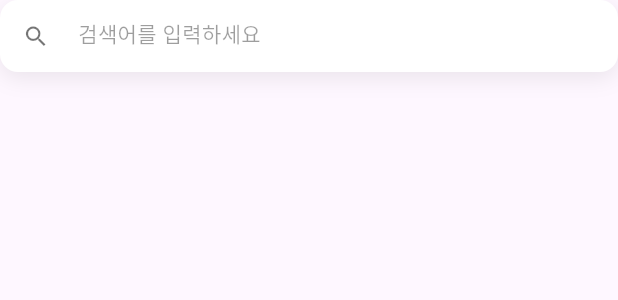
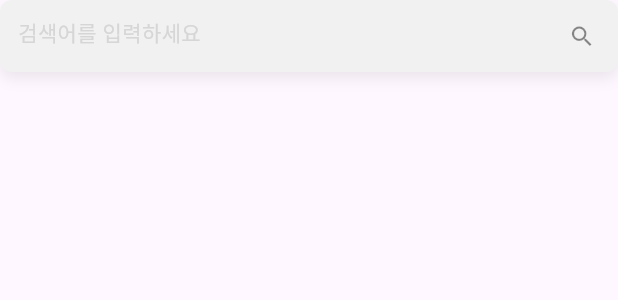
Before and after one commit to InteriorAPP-Warmheart/interiorapp_flutter_client, a Flutter app: the AppSearchBar widget shown alone on an empty page, opened directly, on a phone screen of 412 x 824 dp. Shown: the top 300 px of the screen. Run offline on Flutter 3.47's test engine with Material 3 defaults, Android fonts, the phone set to English and light mode, and no system bars; our stand-ins replace carousel_slider, flutter_riverpod, flutter_screenutil, go_router; network calls fail; Roboto replaces fonts that are missing (Pretendard).

Commit message:
통합검색창 기초 UI 완료

```diff
--- a/lib/components/components_widget/app_searchbar.dart
+++ b/lib/components/components_widget/app_searchbar.dart
@@ -4,33 +4,49 @@ class AppSearchBar extends StatelessWidget {
   const AppSearchBar({
     super.key,
     this.controller,
+    this.focusNode,
     this.hintText = '검색어를 입력하세요',
     this.onChanged,
     this.onSubmitted,
     this.onClear,
+    this.onFocusChanged,
     this.autofocus = false,
+    this.widthRatio,
+    this.heightRatio,
   });
 
   final TextEditingController? controller;
+  final FocusNode? focusNode;
   final String hintText;
   final ValueChanged<String>? onChanged;
   final ValueChanged<String>? onSubmitted;
   final VoidCallback? onClear;
+  final ValueChanged<bool>? onFocusChanged;
   final bool autofocus;
+  final double? widthRatio;  // 화면 너비 대비 비율 (0.0 ~ 1.0)
+  final double? heightRatio; // 화면 높이 대비 비율 (0.0 ~ 1.0)
 
   @override
   Widget build(BuildContext context) {
     final textController = controller ?? TextEditingController();
+    final focus = focusNode ?? FocusNode();
     final theme = Theme.of(context);
+    final screenSize = MediaQuery.of(context).size;
 
-    return Container(
+    final width = widthRatio != null ? screenSize.width * widthRatio! : null;
+    final height = heightRatio != null ? screenSize.height * heightRatio! : null;
+
+    return SizedBox(
+      width: width,
+      height: height,
+      child: Container(
         decoration: BoxDecoration(
-        color: Colors.white,
-        borderRadius: BorderRadius.circular(12),
+          color: Color(0xFFF1F1F1),
+          borderRadius: BorderRadius.circular(8),
           boxShadow: const [
             BoxShadow(
               color: Color(0x14000000),
-            blurRadius: 12,
+              blurRadius: 8,
               offset: Offset(0, 4),
             ),
           ],
@@ -41,38 +57,57 @@ class AppSearchBar extends StatelessWidget {
           final hasText = value.text.isNotEmpty;
           return TextField(
             controller: textController,
+            focusNode: focus,
             autofocus: autofocus,
             textInputAction: TextInputAction.search,
             onChanged: onChanged,
             onSubmitted: onSubmitted,
             cursorColor: Colors.black,
-            style: theme.textTheme.bodyMedium?.copyWith(
-              color: Colors.black87,
+            cursorHeight: 20,
+            style: const TextStyle(
+              fontSize: 16,
+              fontWeight: FontWeight.w400,
+              color: Colors.black,
             ),
             decoration: InputDecoration(
               hintText: hintText,
               hintStyle: theme.textTheme.bodyMedium?.copyWith(
-                color: Colors.black38,
+                color: Color(0xFFD6D6D6),
               ),
-              prefixIcon: const Icon(Icons.search, color: Colors.black54),
-              suffixIcon: hasText
-                  ? IconButton(
-                      icon: const Icon(Icons.close_rounded, color: Colors.black45),
-                      splashRadius: 18,
+              suffixIcon: Row(
+                mainAxisSize: MainAxisSize.min,
+                children: [
+                  if (hasText)
+                    IconButton(
+                      icon: const Icon(Icons.cancel, color: Colors.black45),
+                      splashRadius: 16,
                       onPressed: () {
                         textController.clear();
                         onClear?.call();
                         onChanged?.call('');
                       },
-                    )
-                  : null,
+                    ),
+                  // === Search Button ===
+                  IconButton(
+                    icon: const Icon(Icons.search, color: Colors.black45),
+                    splashRadius: 16,
+                    onPressed: () {
+                      onSubmitted?.call(textController.text);
+                    },
+                  ),
+                ],
+              ),
               isDense: true,
-              contentPadding: const EdgeInsets.symmetric(horizontal: 12, vertical: 12),
+              contentPadding: const EdgeInsets.symmetric(
+                horizontal: 12,
+                vertical: 10,
+              ),
               border: InputBorder.none,
             ),
           );
         },
       ),
+      ),
     );
   }
 }
--- /dev/null
+++ b/lib/search/presentation/provider/search_provider.dart
@@ -0,0 +1,4 @@
+import 'package:flutter_riverpod/legacy.dart';
+import 'package:interiorapp_flutter_client/search/presentation/vm/search_vm.dart';
+
+final searchProvider = StateNotifierProvider<SearchNotifier, String>((ref) => SearchNotifier());
```
Also changed, not shown: lib/app_router.dart (+4 -4 lines), lib/search/presentation/vm/search_vm.dart (added, +21 -0 lines), lib/search/ui/screen/combine_search_result_screen.dart (added, +10 -0 lines), lib/search/ui/screen/combine_search_screen.dart (added, +124 -0 lines), lib/search/ui/screen/search_result_screen.dart (deleted, +0 -10 lines), lib/search/ui/screen/search_screen.dart (deleted, +0 -14 lines), lib/search/ui/widget/combine_searchbar_widget.dart (+19 -2 lines). Lines whose indentation alone changed are shown as unchanged.
